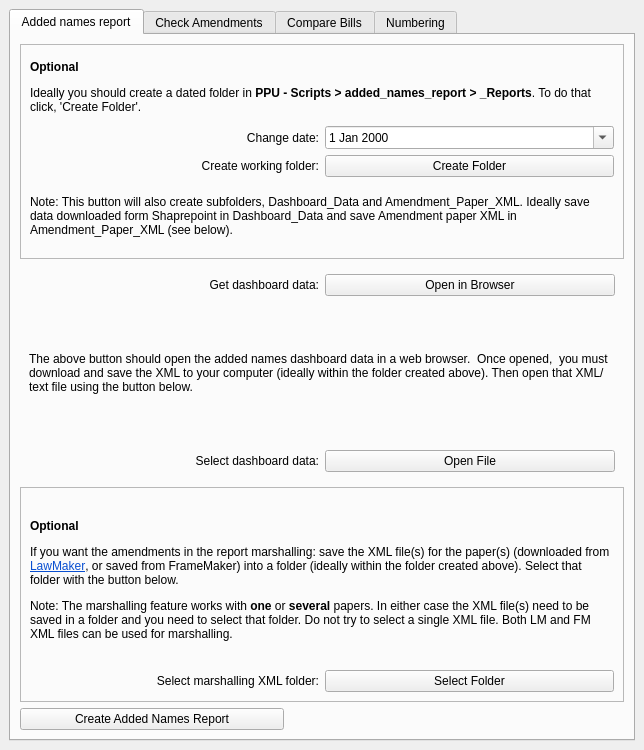
Qt form src/lawchecker/ui/addedNames.ui (hoc-ppu/lawchecker) before a commit.
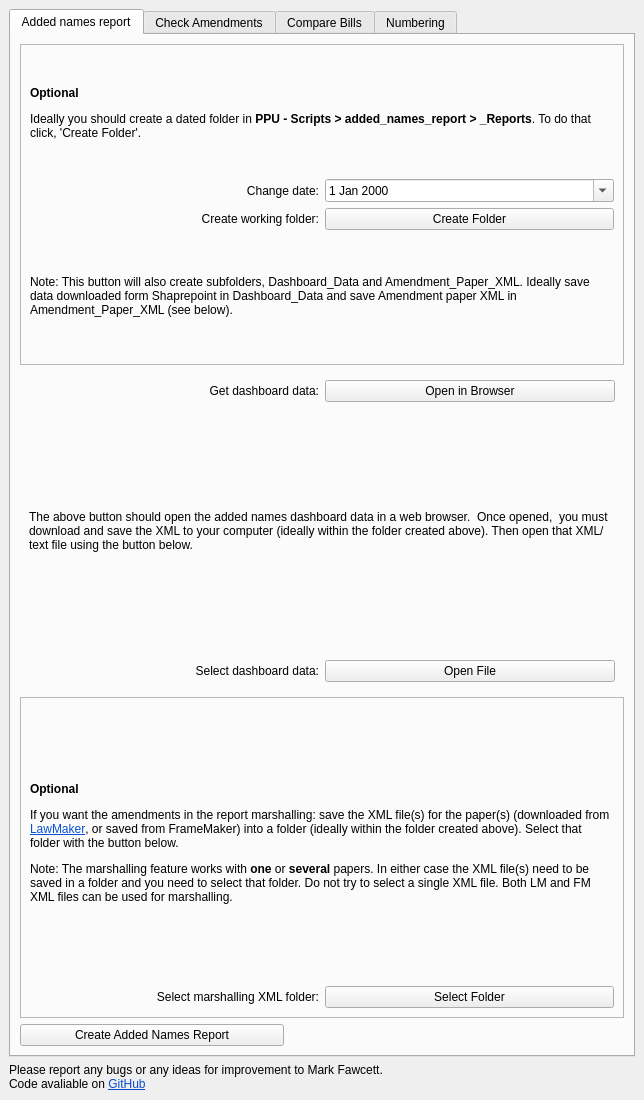
The same form after that commit.

Commit message: Add contact info to gui

The edit to the form file:
```diff
--- a/src/lawchecker/ui/addedNames.ui
+++ b/src/lawchecker/ui/addedNames.ui
@@ -7,7 +7,7 @@
     <x>0</x>
     <y>0</y>
     <width>644</width>
-    <height>750</height>
+    <height>1100</height>
    </rect>
   </property>
   <property name="windowTitle">
@@ -577,6 +577,22 @@
       </widget>
      </widget>
     </item>
+    <item>
+     <widget class="QLabel" name="label_11">
+      <property name="text">
+       <string>&lt;html&gt;&lt;head/&gt;&lt;body&gt;&lt;p&gt;Please report any bugs or any ideas for improvement to Mark Fawcett.&lt;br/&gt;Code avaliable on &lt;a href=&quot;https://github.com/hoc-ppu/lawchecker&quot;&gt;&lt;span style=&quot; text-decoration: underline; color:#094fd1;&quot;&gt;GitHub&lt;/span&gt;&lt;/a&gt;&lt;/p&gt;&lt;/body&gt;&lt;/html&gt;</string>
+      </property>
+      <property name="textFormat">
+       <enum>Qt::TextFormat::RichText</enum>
+      </property>
+      <property name="wordWrap">
+       <bool>true</bool>
+      </property>
+      <property name="openExternalLinks">
+       <bool>true</bool>
+      </property>
+     </widget>
+    </item>
    </layout>
   </widget>
  </widget>
```
The commit also changes 2 other files.
